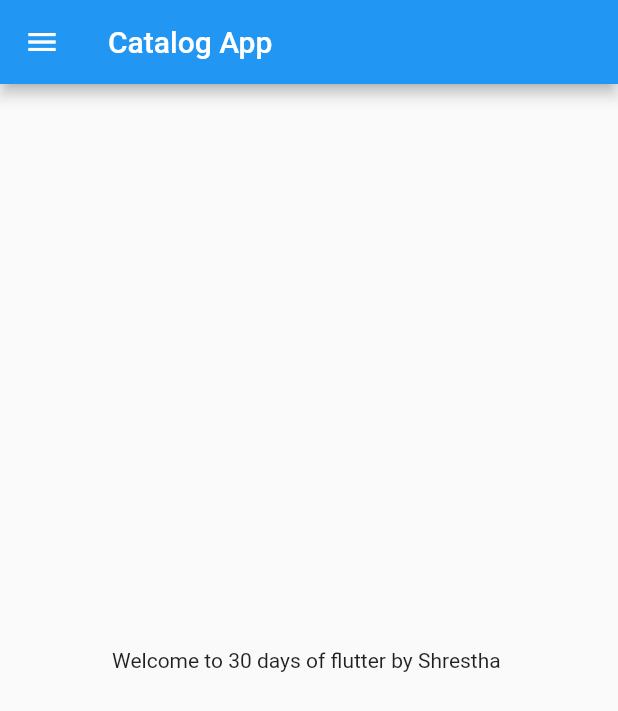
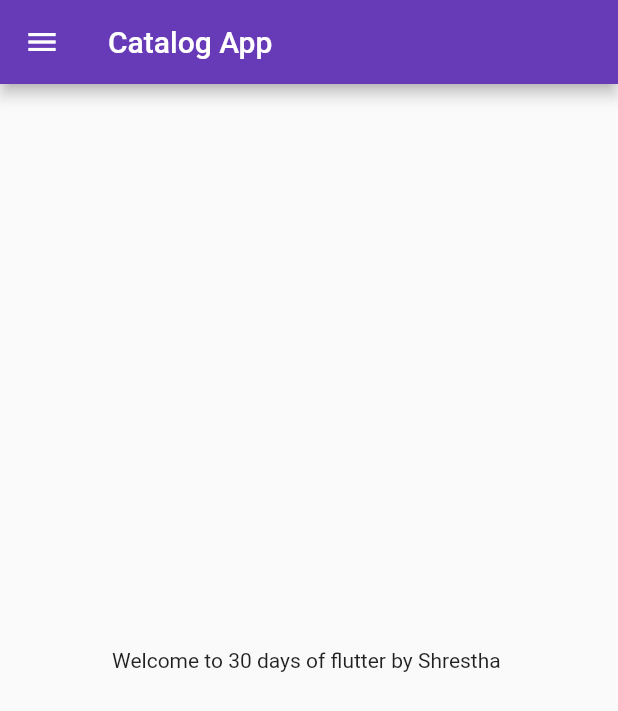
Before and after one commit to Shrestha-Nr-Sinha/Catalog, a Flutter app: the screen it shows after launch, on a phone screen of 412 x 824 dp. Shown: the top 711 px of the screen. Run offline on Flutter 3.47's test engine with Material 2 defaults, Android fonts, the phone set to English and light mode, and no system bars.

Commit message:
Day 3 completed

```diff
--- a/lib/main.dart
+++ b/lib/main.dart
@@ -1,17 +1,28 @@
 import 'package:flutter/material.dart';
+import 'package:flutter_catalog/pages/login_page.dart';
 
-import 'home_page.dart';
+import 'pages/home_page.dart';
 
 void main() {
   runApp(MyApp());
 }
 
 class MyApp extends StatelessWidget {
-
   @override
   Widget build(BuildContext context) {
     return MaterialApp(
-      home: HomePage(),
+
+      themeMode: ThemeMode.light,
+      theme: ThemeData(primarySwatch: Colors.deepPurple),
+      darkTheme: ThemeData(
+        brightness: Brightness.dark,
+      ),
+      initialRoute: "/home",
+      routes: {
+        "/":(context)=> LoginPage(),
+        "/home": (context) => HomePage(),
+        "/login":(context) => LoginPage(),
+      },
     );
   }
 }
--- a/pubspec.yaml
+++ b/pubspec.yaml
@@ -59,8 +59,8 @@ flutter:
   uses-material-design: true
 
   # To add assets to your application, add an assets section, like this:
-  # assets:
-  #   - images/a_dot_burr.jpeg
+  assets:
+    - assets/images/
   #   - images/a_dot_ham.jpeg
 
   # An image asset can refer to one or more resolution-specific "variants", see
```
Also changed, not shown: lib/pages/login_page.dart (added, +18 -0 lines), assets/images/login_image.png (added), lib/pages/home_page.dart (renamed from lib/home_page.dart).
